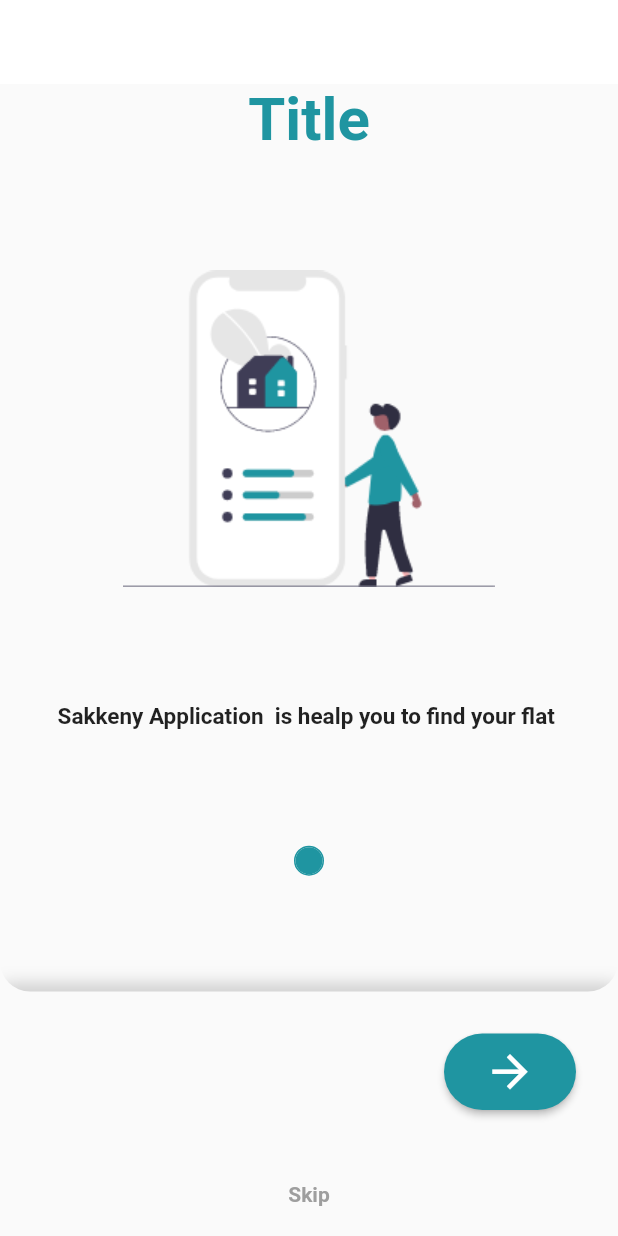
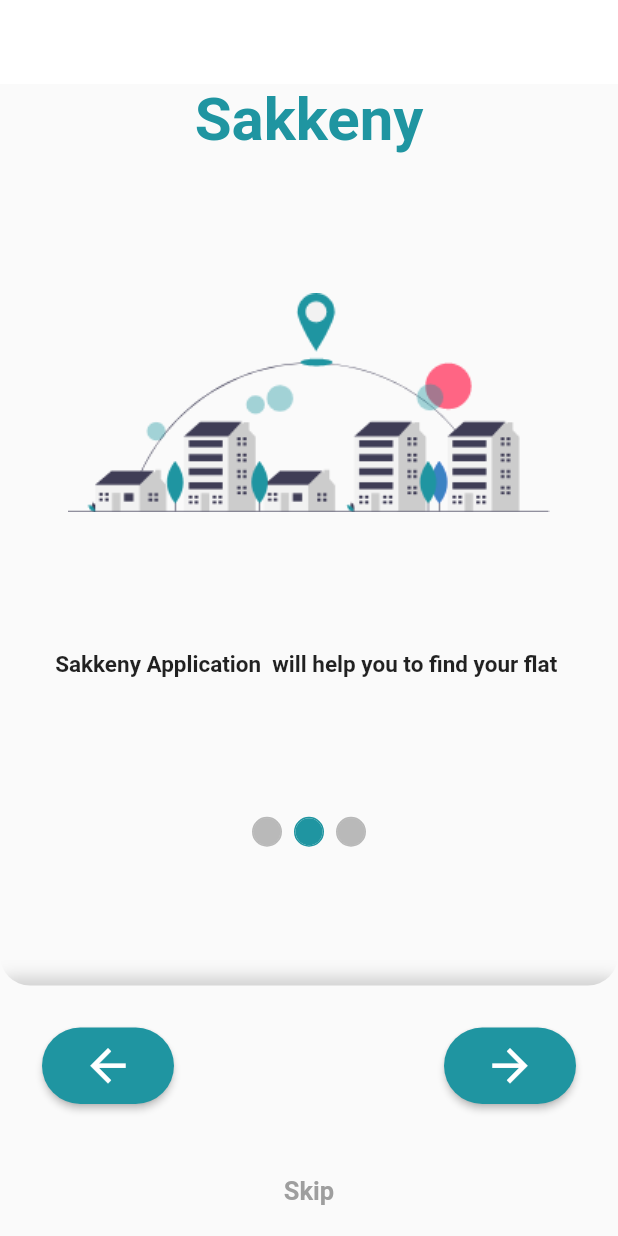
Before and after one commit to LotFee/Gradiuation_Project, a Flutter app: the screen it shows after launch, after a tap on the "arrow forward" icon, on a phone screen of 412 x 824 dp. Run offline on Flutter 3.47's test engine with Material 2 defaults, Android fonts, the phone set to English and light mode, and no system bars; our stand-ins replace animated_text_kit.

Commit message:
stepper finished

```diff
--- a/lib/main.dart
+++ b/lib/main.dart
@@ -1,6 +1,8 @@
 import 'package:flutter/material.dart';
-import 'screens/steper1_screen.dart';
+import 'screens/Stepers/steper1_screen.dart';
 import 'screens/welcome_screen.dart';
+import 'screens/Stepers/Steper2_screen.dart';
+import 'screens/Stepers/steper3_screen.dart';
 
 // 0xff1f95a1
 
@@ -20,6 +22,8 @@
       routes: {
         WelcomeScreen.routName:(ctx)=>WelcomeScreen(),
         Steper1.routeName : (ctx)=> Steper1(),
+        Steper2.routeName : (ctx) => Steper2(),
+        Steper3.routeName : (ctx) => Steper3(),
       },
       debugShowCheckedModeBanner: false,
     );
--- /dev/null
+++ b/lib/screens/Stepers/Steper2_screen.dart
@@ -0,0 +1,97 @@
+import 'package:flutter/material.dart';
+import 'package:sakkeny/screens/Stepers/steper1_screen.dart';
+import 'package:sakkeny/screens/Stepers/steper3_screen.dart';
+import 'package:sakkeny/widget/hafl_step.dart';
+import 'package:flutter/services.dart';
+
+class Steper2 extends StatelessWidget {
+  const Steper2({Key? key}) : super(key: key);
+  static const String routeName="steper2_screen";
+
+  @override
+  Widget build(BuildContext context) {
+    return Scaffold(
+      appBar: AppBar(
+        elevation: 0,
+        backgroundColor: Colors.white,
+        backwardsCompatibility: false,
+        automaticallyImplyLeading: false,
+        systemOverlayStyle: SystemUiOverlayStyle(statusBarColor:Color(0xff1f95a1) ),
+      ),
+      //appBar: AppBar(title: Text('ss'),),
+      body: Column(
+        mainAxisAlignment: MainAxisAlignment.spaceEvenly,
+        children: [
+          HalfStep( "images/steper_3.png" ,2),
+
+          Padding(
+            padding: const EdgeInsets.all(28.0),
+            child: Row(
+              mainAxisAlignment: MainAxisAlignment.spaceBetween,
+              children: [
+                RaisedButton(
+
+                  color: Color(0xff1f95a1), // background
+                  shape: RoundedRectangleBorder(
+                      borderRadius: BorderRadius.circular(90)), // foreground
+                  onPressed: () {
+                    Navigator.pushReplacement(context,PageRouteBuilder(
+                      pageBuilder: (context, animation1, animation2) => Steper1(),
+                      transitionDuration: Duration.zero,
+                    ),);
+                  },
+                  child: Icon(
+                    Icons.arrow_back_sharp  ,
+                    color: Colors.white,
+                    size: 35,
+                  ),
+                  padding: EdgeInsets.only(top: 8,bottom: 8),
+                ),
+
+                RaisedButton(
+
+                  color: Color(0xff1f95a1), // background
+                  shape: RoundedRectangleBorder(
+                      borderRadius: BorderRadius.circular(90)), // foreground
+                  onPressed: () {
+                    Navigator.pushReplacement(context,PageRouteBuilder(
+                      pageBuilder: (context, animation1, animation2) => Steper3(),
+                      transitionDuration: Duration.zero,
+                    ),);
+                  },
+                  child: Icon(
+                    Icons.arrow_forward_sharp,
+                    color: Colors.white,
+                    size: 35,
+                  ),
+                  padding: EdgeInsets.only(top: 8,bottom: 8),
+                ),
+                // CircleAvatar(
+                //   backgroundColor: Color(0xff1f95a1),
+                //   child: Icon(
+                //     Icons.arrow_forward_sharp,
+                //     color: Colors.white,
+                //     size: 35,
+                //   ),
+                // ),
+              ],
+            ),
+          ),
+          FlatButton(
+              padding: EdgeInsets.all(20),
+              onPressed: () {
+                Navigator.pushReplacement(context,PageRouteBuilder(
+                  pageBuilder: (context, animation1, animation2) => Steper3(),
+                  transitionDuration: Duration.zero,
+                ),);
+              },
+              child: Text(
+                'Skip',
+                style:
+                TextStyle(fontSize: 17,color: Colors.grey, fontWeight: FontWeight.bold),
+              )),
+        ],
+      ),
+    );
+  }
+}
--- /dev/null
+++ b/lib/screens/Stepers/steper1_screen.dart
@@ -0,0 +1,90 @@
+import 'package:flutter/cupertino.dart';
+import 'package:flutter/material.dart';
+import 'package:flutter/rendering.dart';
+import 'package:flutter/services.dart';
+import 'package:sakkeny/screens/Stepers/steper3_screen.dart';
+import 'package:sakkeny/widget/hafl_step.dart';
+import 'package:sakkeny/screens/Stepers/Steper2_screen.dart';
+
+class Steper1 extends StatelessWidget {
+  const Steper1({Key? key}) : super(key: key);
+  static const String routeName = "step1";
+
+  @override
+  Widget build(BuildContext context) {
+    return Scaffold(
+      appBar: AppBar(
+        elevation: 0,
+        backgroundColor: Colors.white,
+        backwardsCompatibility: false,
+        automaticallyImplyLeading: false,
+        systemOverlayStyle: SystemUiOverlayStyle(statusBarColor:Color(0xff1f95a1) ),
+      ),
+      //appBar: AppBar(title: Text('ss'),),
+      body: Column(
+        mainAxisAlignment: MainAxisAlignment.spaceEvenly,
+        children: [
+          HalfStep("images/steper_1.png" , 1),
+          Padding(
+            padding: const EdgeInsets.all(28.0),
+            child: Row(
+              mainAxisAlignment: MainAxisAlignment.end,
+              children: [
+
+                RaisedButton(
+
+                  color: Color(0xff1f95a1), // background
+                  shape: RoundedRectangleBorder(
+                      borderRadius: BorderRadius.circular(90)), // foreground
+                  onPressed: () {
+                    Navigator.pushReplacement(context,PageRouteBuilder(
+                      pageBuilder: (context, animation1, animation2) => Steper2(),
+                      transitionDuration: Duration.zero,
+                    ),);
+                  },
+                  child: Icon(
+                    Icons.arrow_forward_sharp,
+                    color: Colors.white,
+                    size: 35,
+                  ),
+                  padding: EdgeInsets.only(top: 8,bottom: 8),
+                 ),
+                // CircleAvatar(
+                //   backgroundColor: Color(0xff1f95a1),
+                //   child: Icon(
+                //     Icons.arrow_forward_sharp,
+                //     color: Colors.white,
+                //     size: 35,
+                //   ),
+                // ),
+              ],
+            ),
+          ),
+          FlatButton(
+            padding: EdgeInsets.all(20),
+              onPressed: () {
+                Navigator.pushReplacement(context,PageRouteBuilder(
+                  pageBuilder: (context, animation1, animation2) => Steper3(),
+                  transitionDuration: Duration.zero,
+                ),);
+              },
+              child: Text(
+                'Skip',
+                style:
+                    TextStyle(fontSize: 17 ,color: Colors.grey, fontWeight: FontWeight.bold),
+              )),
+        ],
+      ),
+    );
+  }
+}
+
+
+
+// Align(
+// alignment: Alignment(.8,-8),
+// child: IconButton(
+// onPressed: (){},
+// icon: Icon(Icons.arrow_forward_sharp,color: Colors.red, size: 60,  ),
+// ),
+// ),
--- /dev/null
+++ b/lib/screens/Stepers/steper3_screen.dart
@@ -0,0 +1,65 @@
+import 'package:flutter/material.dart';
+import 'package:flutter/services.dart';
+import 'package:sakkeny/widget/hafl_step.dart';
+
+import 'Steper2_screen.dart';
+
+
+
+class Steper3 extends StatelessWidget {
+  const Steper3({Key? key}) : super(key: key);
+
+  static const String routeName = "steper3";
+
+  @override
+  Widget build(BuildContext context) {
+    return Scaffold(
+      appBar: AppBar(
+        elevation: 0,
+        backgroundColor: Colors.white,
+        backwardsCompatibility: false,
+        automaticallyImplyLeading: false,
+        systemOverlayStyle: SystemUiOverlayStyle(statusBarColor:Color(0xff1f95a1) ),
+      ),
+      //appBar: AppBar(title: Text('ss'),),
+      body: Column(
+        mainAxisAlignment: MainAxisAlignment.spaceEvenly,
+        children: [
+          HalfStep( "images/steper_2.png" ,3),
+
+          Padding(
+            padding: const EdgeInsets.all(70.0),
+            child: Row(
+
+              mainAxisAlignment: MainAxisAlignment.center,
+              children: [
+                RaisedButton(
+
+                  color: Color(0xff1f95a1), // background
+                  shape: RoundedRectangleBorder(
+                      borderRadius: BorderRadius.circular(10)), // foreground
+                  onPressed: () {
+
+                  },
+                  child: Text("Get Started",style: TextStyle(color: Colors.white,fontSize: 25),),
+                  padding: EdgeInsets.only(top: 15,bottom: 15 , left: 45,right: 45),
+                ),
+
+
+                // CircleAvatar(
+                //   backgroundColor: Color(0xff1f95a1),
+                //   child: Icon(
+                //     Icons.arrow_forward_sharp,
+                //     color: Colors.white,
+                //     size: 35,
+                //   ),
+                // ),
+              ],
+            ),
+          ),
+
+        ],
+      ),
+    );
+  }
+}
--- a/lib/screens/steper1_screen.dart
+++ /dev/null
@@ -1,144 +0,0 @@
-import 'package:flutter/cupertino.dart';
-import 'package:flutter/material.dart';
-import 'package:flutter/rendering.dart';
-import 'package:flutter/services.dart';
-
-class Steper1 extends StatelessWidget {
-  const Steper1({Key? key}) : super(key: key);
-  static const String routeName = "step1";
-
-  @override
-  Widget build(BuildContext context) {
-    return Scaffold(
-      appBar: AppBar(
-        elevation: 0,
-        backgroundColor: Colors.white,
-        backwardsCompatibility: false,
-        systemOverlayStyle: SystemUiOverlayStyle(statusBarColor:Color(0xff1f95a1) ),
-      ),
-      //appBar: AppBar(title: Text('ss'),),
-      body: Column(
-        mainAxisAlignment: MainAxisAlignment.spaceEvenly,
-        children: [
-          Expanded(
-            child: Container(
-
-              child: ClipRRect(
-                borderRadius: BorderRadius.only(
-                    bottomRight: Radius.circular(20.0),
-                    bottomLeft: Radius.circular(20.0)),
-                child: Column(
-                  mainAxisAlignment: MainAxisAlignment.spaceBetween,
-                  children: [
-                    Center(
-                        child: Text(
-                      "Title",
-                      style: TextStyle(
-                          color: Color(0xff1f95a1),
-                          fontSize: 40,
-                          fontWeight: FontWeight.bold),
-                    )),
-                    SizedBox(
-                      height: 20,
-                    ),
-                    Image.asset(
-                      'images/Group_124.png',
-                      fit: BoxFit.cover,
-                    ),
-                    SizedBox(
-                      height: 20,
-                    ),
-                    Text(
-                      'Sakkeny Application  is healp you to find your flat ',
-                      style: TextStyle(fontSize: 15, fontWeight: FontWeight.bold),
-                    ),
-                    SizedBox(
-                      height: 20,
-                    ),
-                    Container(
-                      height: 20,
-                      width: 20,
-                      decoration: BoxDecoration(
-                          shape: BoxShape.circle,
-                          border: Border.all(
-                            color: Color(0xff1f95a1),
-                          )),
-                      child: DecoratedBox(
-                        decoration: BoxDecoration(
-                            color: Color(0xff1f95a1), shape: BoxShape.circle),
-                      ),
-                    ),
-                    SizedBox(
-                      height: 10,
-                    ),
-                    Container(
-                      width: double.infinity,
-                      height: 10,
-                      decoration: BoxDecoration(
-                        boxShadow: <BoxShadow>[
-                          BoxShadow(
-                            color: Colors.black26,
-                            blurRadius: 10.0,
-                            offset: Offset(0.0, 7),
-                            //  spreadRadius: 50.0,
-                          )
-                        ],
-                      ),
-                    ),
-                  ],
-                ),
-              ),
-            ),
-          ),
-
-          Padding(
-            padding: const EdgeInsets.all(28.0),
-            child: Row(
-              mainAxisAlignment: MainAxisAlignment.end,
-              children: [
-
-                RaisedButton(
-
-                  color: Color(0xff1f95a1), // background
-                  shape: RoundedRectangleBorder(
-                      borderRadius: BorderRadius.circular(90)), // foreground
-                  onPressed: () {},
-                  child: Icon(
-                    Icons.arrow_forward_sharp,
-                    color: Colors.white,
-                    size: 35,
-                  ),
-                  padding: EdgeInsets.only(top: 8,bottom: 8),
-                 ),
-                // CircleAvatar(
-                //   backgroundColor: Color(0xff1f95a1),
-                //   child: Icon(
-                //     Icons.arrow_forward_sharp,
-                //     color: Colors.white,
-                //     size: 35,
-                //   ),
-                // ),
-              ],
-            ),
-          ),
-          FlatButton(
-            padding: EdgeInsets.all(20),
-              onPressed: () {},
-              child: Text(
-                'Skip',
-                style:
-                    TextStyle(color: Colors.grey, fontWeight: FontWeight.bold),
-              )),
-        ],
-      ),
-    );
-  }
-}
-
-// Align(
-// alignment: Alignment(.8,-8),
-// child: IconButton(
-// onPressed: (){},
-// icon: Icon(Icons.arrow_forward_sharp,color: Colors.red, size: 60,  ),
-// ),
-// ),
--- a/lib/screens/welcome_screen.dart
+++ b/lib/screens/welcome_screen.dart
@@ -1,7 +1,7 @@
 import 'package:flutter/material.dart';
 import 'package:animated_text_kit/animated_text_kit.dart';
 import 'package:flutter/services.dart';
-import 'steper1_screen.dart';
+import 'Stepers/steper1_screen.dart';
 
 
 class WelcomeScreen extends StatefulWidget {
--- /dev/null
+++ b/lib/widget/hafl_step.dart
@@ -0,0 +1,127 @@
+import 'package:flutter/material.dart';
+
+
+class HalfStep extends StatelessWidget {
+
+
+  final String stepImage;
+  final int index  ;
+
+  HalfStep(this.stepImage , this.index);
+
+
+  @override
+  Widget build(BuildContext context) {
+    return Expanded(
+      child: Container(
+
+        child: ClipRRect(
+          borderRadius: BorderRadius.only(
+              bottomRight: Radius.circular(20.0),
+              bottomLeft: Radius.circular(20.0)),
+          child: Column(
+            mainAxisAlignment: MainAxisAlignment.spaceBetween,
+            children: [
+              Center(
+                  child: Text(
+                    "Sakkeny",
+                    style: TextStyle(
+                        color: Color(0xff1f95a1),
+                        fontSize: 40,
+                        fontWeight: FontWeight.bold),
+                  )),
+              SizedBox(
+                height: 20,
+              ),
+              Image.asset(
+                stepImage,
+                fit: BoxFit.cover,
+              ),
+              SizedBox(
+                height: 20,
+              ),
+              Text(
+                'Sakkeny Application  will help you to find your flat ',
+                style: TextStyle(fontSize: 15, fontWeight: FontWeight.bold),
+              ),
+              SizedBox(
+                height: 20,
+              ),
+              Row(
+                mainAxisAlignment: MainAxisAlignment.center,
+                children: [
+                  Container(
+                    height: 20,
+                    width: 20,
+                    decoration: BoxDecoration(
+                        shape: BoxShape.circle,
+                        border: Border.all(
+                          color: index==1 ?   Color(0xff1f95a1)   : Colors.black26 ,
+                        )),
+                    child: DecoratedBox(
+                      decoration: BoxDecoration(
+                          color: index==1 ?   Color(0xff1f95a1)   : Colors.black26,
+                          shape: BoxShape.circle),
+                    ),
+                  ),
+                  SizedBox(
+                    width: 8,
+                  ),
+                  Container(
+                    height: 20,
+                    width: 20,
+                    decoration: BoxDecoration(
+                        shape: BoxShape.circle,
+                        border: Border.all(
+                          color: index==2 ?   Color(0xff1f95a1)   : Colors.black26,
+                        )),
+                    child: DecoratedBox(
+                      decoration: BoxDecoration(
+                         color: index==2 ?   Color(0xff1f95a1)   : Colors.black26,
+                          shape: BoxShape.circle),
+                    ),
+                  ),
+                  SizedBox(
+                    width: 8,
+                  ),
+                  Container(
+                    height: 20,
+                    width: 20,
+                    decoration: BoxDecoration(
+                        shape: BoxShape.circle,
+                        border: Border.all(
+                          color: index==3 ?   Color(0xff1f95a1)   : Colors.black26,
+                        )),
+                    child: DecoratedBox(
+                      decoration: BoxDecoration(
+                          color: index==3 ?   Color(0xff1f95a1)   : Colors.black26,
+                          shape: BoxShape.circle),
+                    ),
+                  ),
+                ],
+              ),
+
+              SizedBox(
+                height: 10,
+              ),
+              Container(
+                width: double.infinity,
+                height: 10,
+                decoration: BoxDecoration(
+                  boxShadow: <BoxShadow>[
+                    BoxShadow(
+                      color: Colors.black26,
+                      blurRadius: 10.0,
+                      offset: Offset(0.0, 7),
+                      //  spreadRadius: 50.0,
+                    )
+                  ],
+                ),
+              ),
+            ],
+          ),
+        ),
+      ),
+    );
+  }
+}
--- a/pubspec.yaml
+++ b/pubspec.yaml
@@ -48,6 +48,8 @@
   # To add assets to your application, add an assets section, like this:
    assets:
      - images/
+     - images/steper_2.png
+     - images/steper_3.png
 
 
 
```
Also changed, not shown: images/steper_1.png (renamed from images/Group_124.png), images/steper_2.png (added), images/steper_3.png (added).
